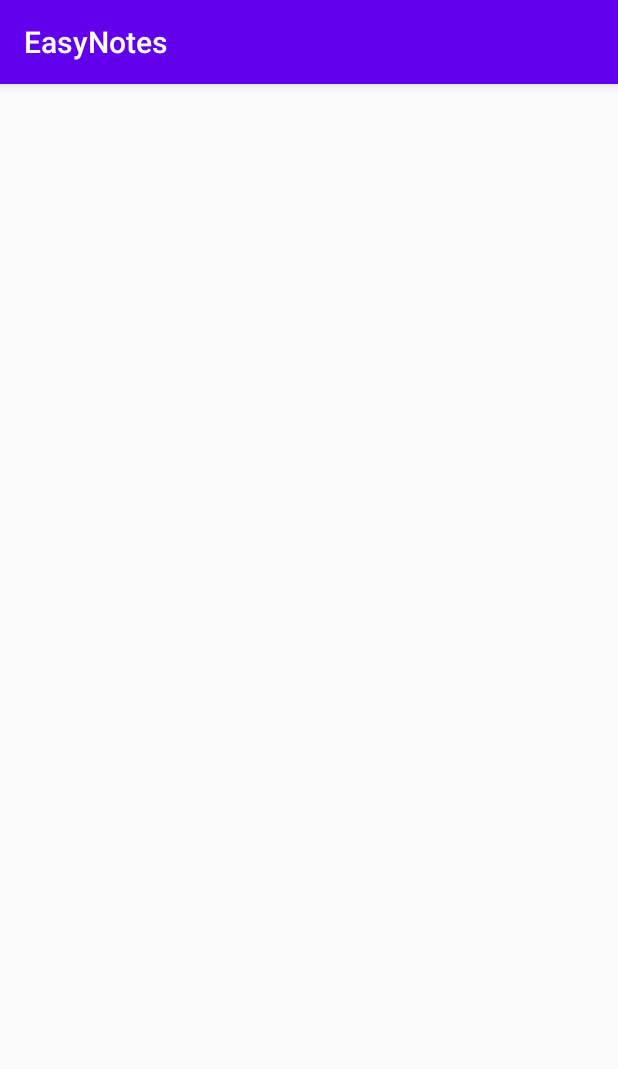
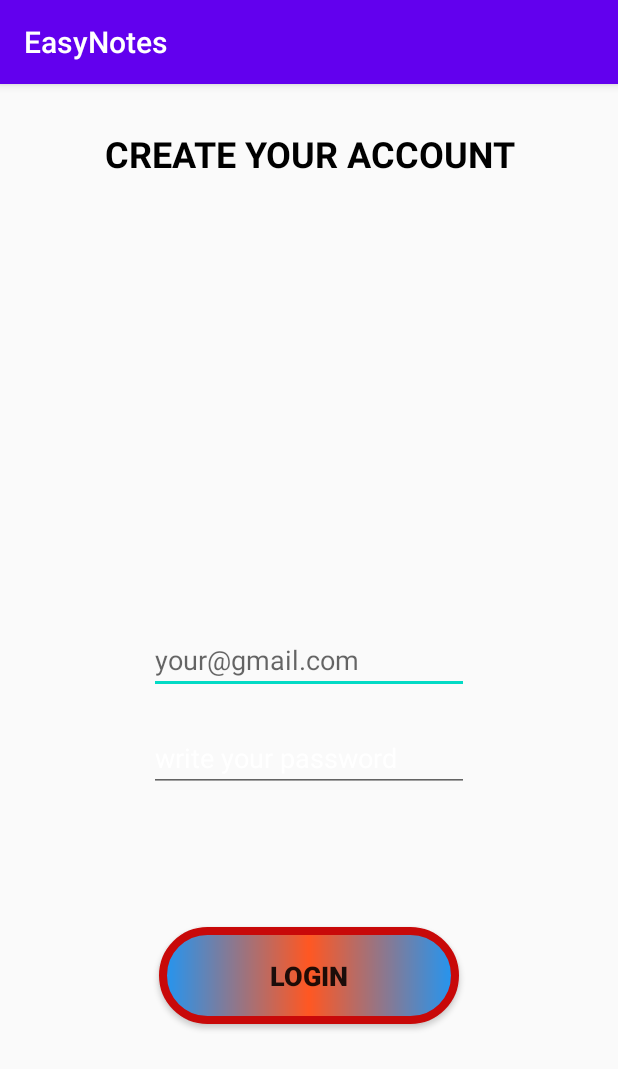
Before and after one commit to IshwarChand9312/EasyNotesUpdated, an Android app: the Register_activity screen opened directly, with no data from a screen before it, on a phone screen of 412 x 824 dp. Shown: the top 1069 px of the screen. Run offline under Robolectric (Android 15) with nearby library versions, the phone set to English and light mode, and no system bars.

Commit message:
init commit adding login and register activity

```diff
--- a/app/src/main/res/layout/activity_register_activity.xml
+++ b/app/src/main/res/layout/activity_register_activity.xml
@@ -1,9 +1,58 @@
 <?xml version="1.0" encoding="utf-8"?>
-<androidx.constraintlayout.widget.ConstraintLayout xmlns:android="http://schemas.android.com/apk/res/android"
+<RelativeLayout xmlns:android="http://schemas.android.com/apk/res/android"
     xmlns:app="http://schemas.android.com/apk/res-auto"
     xmlns:tools="http://schemas.android.com/tools"
     android:layout_width="match_parent"
     android:layout_height="match_parent"
     tools:context=".Register_activity">
 
-</androidx.constraintlayout.widget.ConstraintLayout>
+    <TextView
+        android:id="@+id/textView3"
+        android:layout_width="match_parent"
+        android:layout_height="wrap_content"
+        android:layout_centerHorizontal="true"
+        android:layout_marginTop="30dp"
+        android:gravity="center_horizontal"
+        android:text ="CREATE YOUR ACCOUNT"
+        android:textColor="#000"
+        android:textSize="24sp"
+        android:textStyle="bold"
+        android:textAlignment="center"
+        />
+
+    <EditText
+        android:id="@+id/register_email"
+        android:layout_width="wrap_content"
+        android:layout_height="wrap_content"
+        android:layout_centerInParent="true"
+        android:ems="10"
+        android:hint="your@gmail.com"
+
+        android:inputType="textEmailAddress" />
+
+    <EditText
+        android:id="@+id/register_password"
+        android:layout_width="wrap_content"
+        android:layout_height="wrap_content"
+        android:layout_below="@id/register_email"
+        android:layout_centerHorizontal="true"
+        android:layout_marginTop="20dp"
+        android:ems="10"
+        android:hint="write your password"
+        android:inputType="textPassword"
+        android:textColor="#000"
+        android:textColorHint="#FFFFFF" />
+
+    <Button
+        android:id="@+id/register_btn"
+        android:layout_width="200dp"
+        android:layout_height="wrap_content"
+        android:layout_below="@id/register_password"
+        android:layout_centerHorizontal="true"
+        android:layout_marginTop="90dp"
+        android:background="@drawable/buttons"
+        android:text="Login"
+        android:textSize="18sp"
+        android:textStyle="bold" />
+
+</RelativeLayout>
```
Also changed, not shown: app/src/main/res/layout/activity_login_activity.xml (+49 -2 lines).
